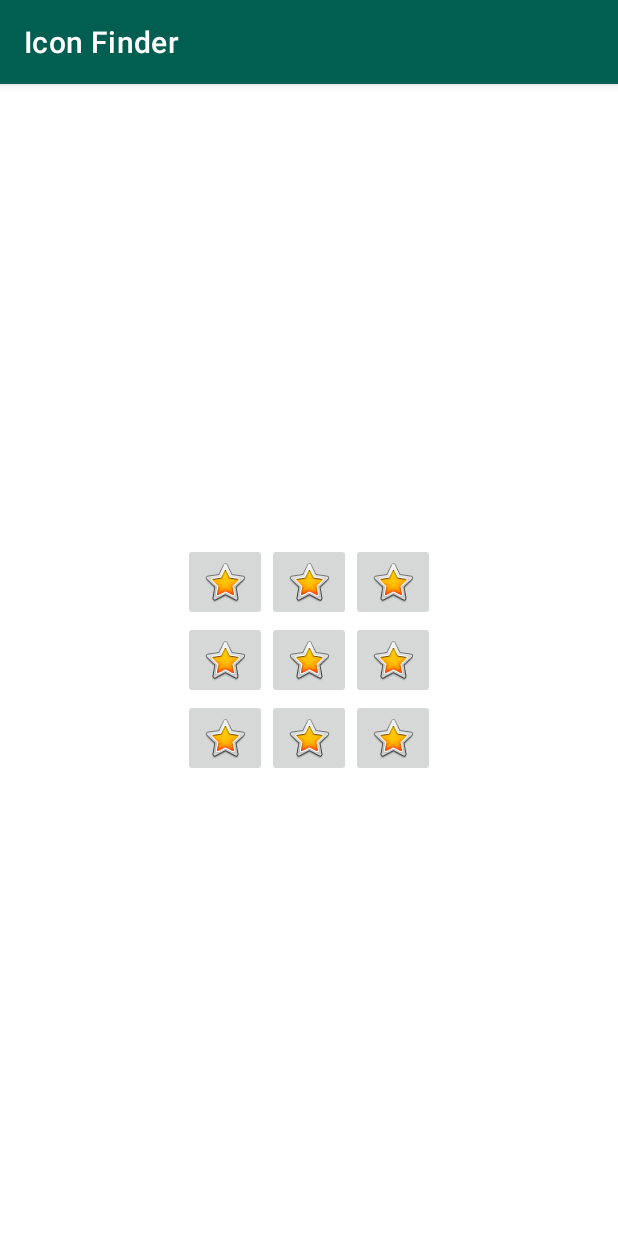
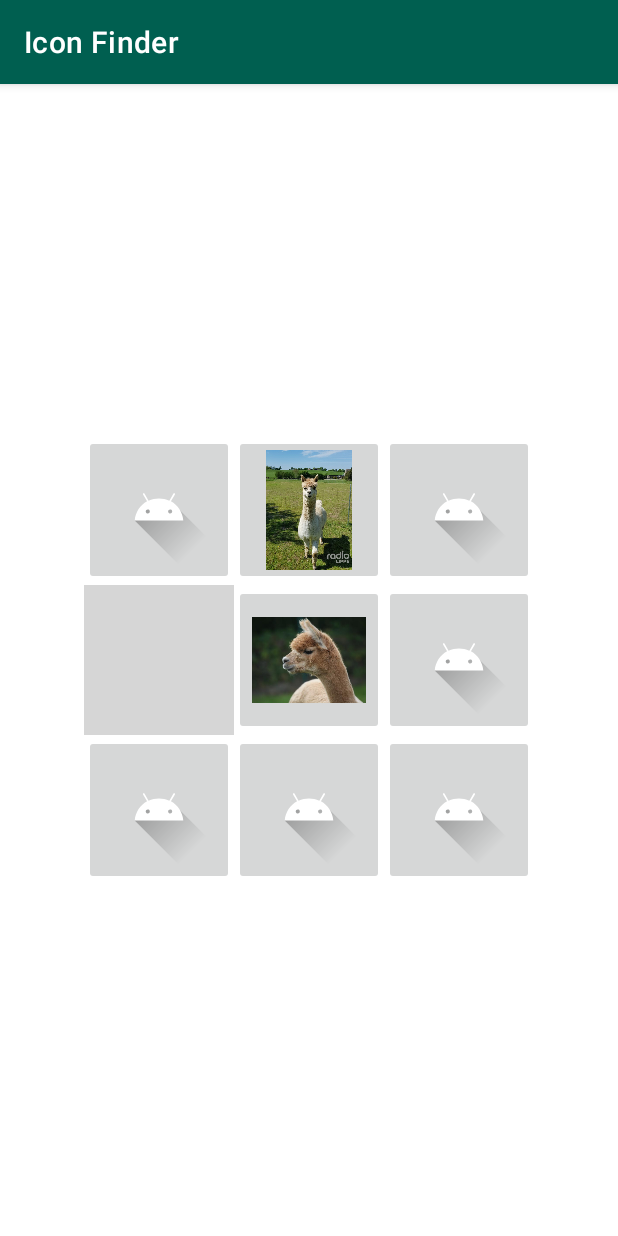
Before and after one commit to schubertn/IconFinder, an Android app: the AllIconsFragment screen opened through its navigation route, on a phone screen of 412 x 824 dp. Run offline under Robolectric (Android 15) with nearby library versions, the phone set to English and light mode, and no system bars; our stand-ins replace data binding; grey boxes are pictures that could not be loaded.

Commit message:
:sparkles: All icons (test images) now appear in random order

```diff
--- a/app/src/main/java/de/tuchemnitz/iconfinder/AllIconsFragment.kt
+++ b/app/src/main/java/de/tuchemnitz/iconfinder/AllIconsFragment.kt
@@ -24,6 +24,9 @@ class AllIconsFragment : Fragment() {
 
         val fragmentBinding = AllIconsFragmentBinding.inflate(inflater, container, false)
         binding = fragmentBinding
+
+        showRandomOrderIcons()
+
         return fragmentBinding.root
     }
 
@@ -58,6 +61,26 @@ class AllIconsFragment : Fragment() {
     }
 
     /**
+     * Shows the nine icons in random order.
+     */
+    private fun showRandomOrderIcons() {
+
+        val randomizedList = sharedViewModel.allIcons.shuffled()
+
+        binding?.apply {
+            iconButtonOne.setImageResource(randomizedList[0].imgId)
+            iconButtonTwo.setImageResource(randomizedList[1].imgId)
+            iconButtonThree.setImageResource(randomizedList[2].imgId)
+            iconButtonFour.setImageResource(randomizedList[3].imgId)
+            iconButtonFive.setImageResource(randomizedList[4].imgId)
+            iconButtonSix.setImageResource(randomizedList[5].imgId)
+            iconButtonSeven.setImageResource(randomizedList[6].imgId)
+            iconButtonEight.setImageResource(randomizedList[7].imgId)
+            iconButtonNine.setImageResource(randomizedList[8].imgId)
+        }
+    }
+
+    /**
      * Navigation to previous fragment to show only one icon. The user has to look at it
      * for a certain amount of time.
      */
--- a/app/src/main/java/de/tuchemnitz/iconfinder/MainActivity.kt
+++ b/app/src/main/java/de/tuchemnitz/iconfinder/MainActivity.kt
@@ -38,10 +38,12 @@ class MainActivity : AppCompatActivity(R.layout.activity_main) {
 // TODO: Continue 'Shared ViewModel Across Fragments' Tutorial
 // TODO: Check if shownIcons in IconViewModel should be private/add functions
 // TODO: Lifecycleowner?
-// TODO: Praktikumsbericht Stichpunkte
+// DONE: Make nine icons appear randomly
+// TODO: Check if clicked icon is shown icon
+// DONE: Praktikumsbericht Stichpunkte
 // DONE: Implement timer
 // TODO: Change colors for dark theme
 // TODO: Design app icon (lupe als foreground, icons als background (bewegungseffekt))
-// TODO: Design shown icons
+// TODO: Design shown icons (Sun beams as triangles, no color transitions?)
 // DONE: Make OneIconFragment nicer
 // DONE: Set default (no) image in one_icon_fragment.xml
--- a/app/src/main/java/de/tuchemnitz/iconfinder/model/IconViewModel.kt
+++ b/app/src/main/java/de/tuchemnitz/iconfinder/model/IconViewModel.kt
@@ -10,6 +10,11 @@ class IconViewModel : ViewModel() {
             Icon(R.drawable.img_1),
             Icon(R.drawable.img_2),
             Icon(R.drawable.img_3),
+            Icon(R.drawable.ic_launcher_foreground),
+            Icon(R.drawable.ic_launcher_foreground),
+            Icon(R.drawable.ic_launcher_foreground),
+            Icon(R.drawable.ic_launcher_foreground),
+            Icon(R.drawable.ic_launcher_foreground),
             Icon(R.drawable.ic_launcher_foreground)
     )
 
--- a/app/src/main/res/layout/all_icons_fragment.xml
+++ b/app/src/main/res/layout/all_icons_fragment.xml
@@ -22,29 +22,33 @@
 
             <TableRow
                 android:layout_width="match_parent"
-                android:layout_height="690dp"
+                android:layout_height="match_parent"
                 android:gravity="center">
 
                 <ImageButton
                     android:id="@+id/icon_button_one"
-                    android:layout_width="wrap_content"
-                    android:layout_height="wrap_content"
-                    android:contentDescription="@null"
-                    app:srcCompat="@android:drawable/btn_star_big_on" />
+                    android:layout_width="100dp"
+                    android:layout_height="100dp"
+                    android:adjustViewBounds="true"
+                    android:scaleType="fitCenter"
+                    android:contentDescription="@null" />
+                    <!-- app:srcCompat="@android:drawable/btn_star_big_on" /> -->
 
                 <ImageButton
                     android:id="@+id/icon_button_two"
-                    android:layout_width="wrap_content"
-                    android:layout_height="wrap_content"
-                    android:contentDescription="@null"
-                    app:srcCompat="@android:drawable/btn_star_big_on" />
+                    android:layout_width="100dp"
+                    android:layout_height="100dp"
+                    android:adjustViewBounds="true"
+                    android:scaleType="fitCenter"
+                    android:contentDescription="@null" />
 
                 <ImageButton
                     android:id="@+id/icon_button_three"
-                    android:layout_width="wrap_content"
-                    android:layout_height="wrap_content"
-                    android:contentDescription="@null"
-                    app:srcCompat="@android:drawable/btn_star_big_on" />
+                    android:layout_width="100dp"
+                    android:layout_height="100dp"
+                    android:adjustViewBounds="true"
+                    android:scaleType="fitCenter"
+                    android:contentDescription="@null" />
             </TableRow>
 
             <TableRow
@@ -54,24 +58,27 @@
 
                 <ImageButton
                     android:id="@+id/icon_button_four"
-                    android:layout_width="wrap_content"
-                    android:layout_height="wrap_content"
-                    android:contentDescription="@null"
-                    app:srcCompat="@android:drawable/btn_star_big_on" />
+                    android:layout_width="100dp"
+                    android:layout_height="100dp"
+                    android:adjustViewBounds="true"
+                    android:scaleType="fitCenter"
+                    android:contentDescription="@null" />
 
                 <ImageButton
                     android:id="@+id/icon_button_five"
-                    android:layout_width="wrap_content"
-                    android:layout_height="wrap_content"
-                    android:contentDescription="@null"
-                    app:srcCompat="@android:drawable/btn_star_big_on" />
+                    android:layout_width="100dp"
+                    android:layout_height="100dp"
+                    android:adjustViewBounds="true"
+                    android:scaleType="fitCenter"
+                    android:contentDescription="@null"/>
 
                 <ImageButton
                     android:id="@+id/icon_button_six"
-                    android:layout_width="wrap_content"
-                    android:layout_height="wrap_content"
-                    android:contentDescription="@null"
-                    app:srcCompat="@android:drawable/btn_star_big_on" />
+                    android:layout_width="100dp"
+                    android:layout_height="100dp"
+                    android:adjustViewBounds="true"
+                    android:scaleType="fitCenter"
+                    android:contentDescription="@null" />
             </TableRow>
 
             <TableRow
@@ -81,24 +88,27 @@
 
                 <ImageButton
                     android:id="@+id/icon_button_seven"
-                    android:layout_width="wrap_content"
-                    android:layout_height="wrap_content"
-                    android:contentDescription="@null"
-                    app:srcCompat="@android:drawable/btn_star_big_on" />
+                    android:layout_width="100dp"
+                    android:layout_height="100dp"
+                    android:adjustViewBounds="true"
+                    android:scaleType="fitCenter"
+                    android:contentDescription="@null" />
 
                 <ImageButton
                     android:id="@+id/icon_button_eight"
-                    android:layout_width="wrap_content"
-                    android:layout_height="match_parent"
-                    android:contentDescription="@null"
-                    app:srcCompat="@android:drawable/btn_star_big_on" />
+                    android:layout_width="100dp"
+                    android:layout_height="100dp"
+                    android:adjustViewBounds="true"
+                    android:scaleType="fitCenter"
+                    android:contentDescription="@null" />
 
                 <ImageButton
                     android:id="@+id/icon_button_nine"
-                    android:layout_width="wrap_content"
-                    android:layout_height="wrap_content"
-                    android:contentDescription="@null"
-                    app:srcCompat="@android:drawable/btn_star_big_on" />
+                    android:layout_width="100dp"
+                    android:layout_height="100dp"
+                    android:adjustViewBounds="true"
+                    android:scaleType="fitCenter"
+                    android:contentDescription="@null" />
             </TableRow>
 
         </TableLayout>
```
